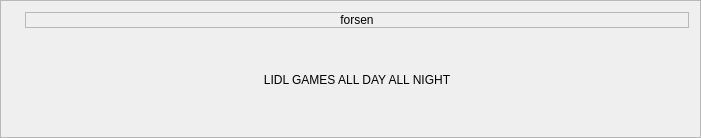
Before: the Qt Designer form AYAYA/browser/streamitemwidget.ui in jkbz64/AYAYA, drawn with Qt 5.
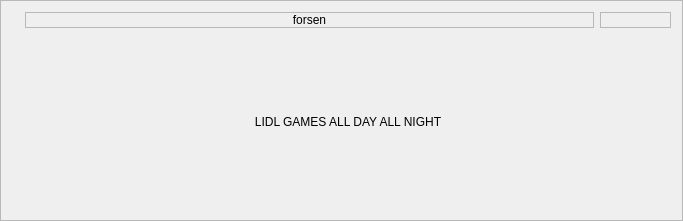
After: the same form once the commit is applied.

Commit message: Added viewer count for streams in stream browser

What changed in the file:
```diff
--- a/AYAYA/browser/streamitemwidget.ui
+++ b/AYAYA/browser/streamitemwidget.ui
@@ -6,8 +6,8 @@
    <rect>
     <x>0</x>
     <y>0</y>
-    <width>701</width>
-    <height>138</height>
+    <width>683</width>
+    <height>221</height>
    </rect>
   </property>
   <property name="sizePolicy">
@@ -34,6 +34,12 @@
   <layout class="QGridLayout" name="gridLayout">
    <item row="0" column="1">
     <widget class="QLabel" name="m_nameLabel">
+     <property name="sizePolicy">
+      <sizepolicy hsizetype="Preferred" vsizetype="Preferred">
+       <horstretch>8</horstretch>
+       <verstretch>0</verstretch>
+      </sizepolicy>
+     </property>
      <property name="frameShape">
       <enum>QFrame::StyledPanel</enum>
      </property>
@@ -57,7 +63,7 @@
      </property>
     </widget>
    </item>
-   <item row="1" column="1">
+   <item row="1" column="1" colspan="2">
     <widget class="QLabel" name="m_titleLabel">
      <property name="sizePolicy">
       <sizepolicy hsizetype="Preferred" vsizetype="Preferred">
@@ -68,8 +74,11 @@
      <property name="frameShape">
       <enum>QFrame::NoFrame</enum>
      </property>
+     <property name="lineWidth">
+      <number>1</number>
+     </property>
      <property name="midLineWidth">
-      <number>3</number>
+      <number>0</number>
      </property>
      <property name="text">
       <string>LIDL GAMES ALL DAY ALL NIGHT</string>
@@ -82,6 +91,31 @@
      </property>
     </widget>
    </item>
+   <item row="0" column="2">
+    <widget class="QLabel" name="m_viewerCountLabel">
+     <property name="styleSheet">
+      <string notr="true">color: red;</string>
+     </property>
+     <property name="frameShape">
+      <enum>QFrame::StyledPanel</enum>
+     </property>
+     <property name="frameShadow">
+      <enum>QFrame::Sunken</enum>
+     </property>
+     <property name="lineWidth">
+      <number>3</number>
+     </property>
+     <property name="midLineWidth">
+      <number>3</number>
+     </property>
+     <property name="text">
+      <string/>
+     </property>
+     <property name="alignment">
+      <set>Qt::AlignCenter</set>
+     </property>
+    </widget>
+   </item>
    <item row="0" column="0" rowspan="2">
     <widget class="QLabel" name="m_previewLabel">
      <property name="maximumSize">
```
The commit also changes 1 other file.
